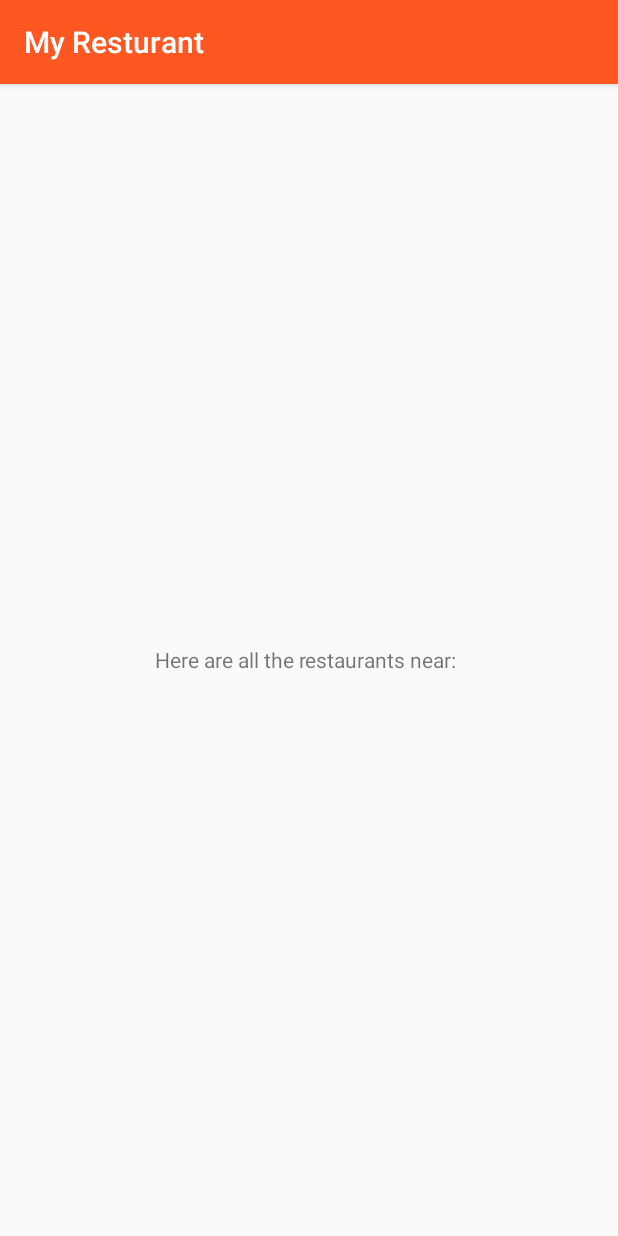
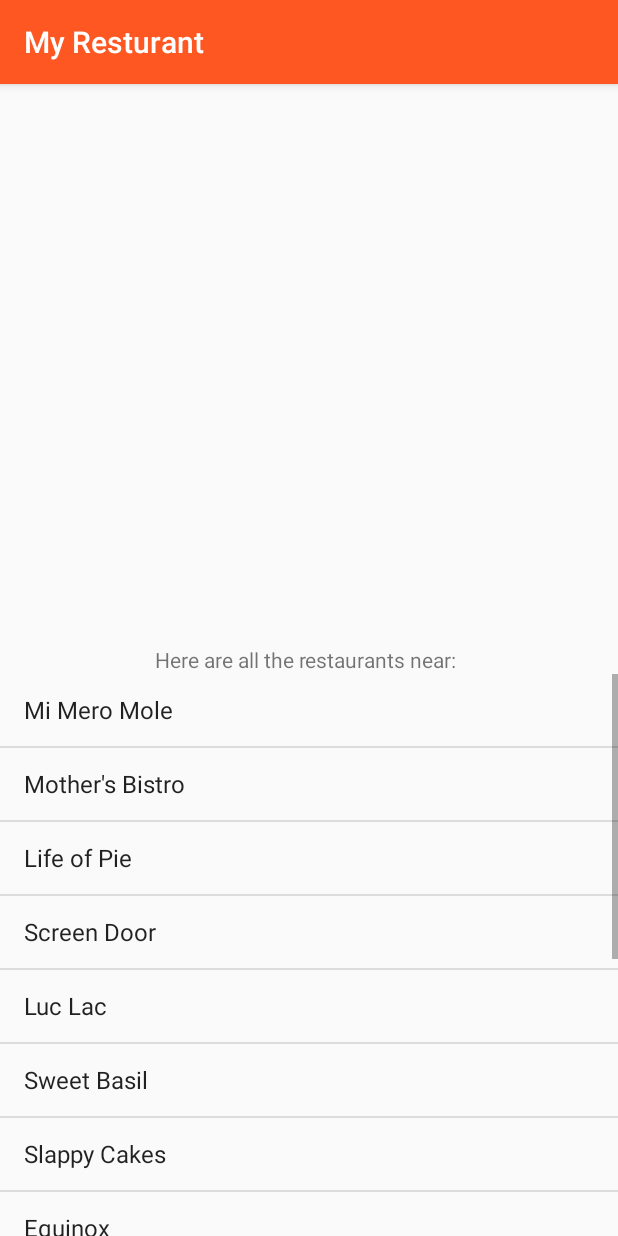
Before and after one commit to abigailwambui/restaurants, an Android app: the screen it shows after launch (ResturantsActivity), after a tap on "FIND RESTAURANTS", on a phone screen of 412 x 824 dp. Run offline under Robolectric (Android 15) with nearby library versions, the phone set to English and light mode, and no system bars.

```diff
--- a/app/src/main/java/com/example/myresturant/MainActivity.java
+++ b/app/src/main/java/com/example/myresturant/MainActivity.java
@@ -23,11 +23,11 @@ public class MainActivity extends AppCompatActivity {
         setContentView(R.layout.activity_main);
         mLocationEditText = (EditText) findViewById(R.id.locationEditText);
         mMyResturantTextView = (TextView) findViewById(R.id.myResturantTextView );
+        mFindRestaurantsButton = (Button) findViewById(R.id.findRestaurantsButton);
         Typeface ostrichFont = Typeface.createFromAsset(getAssets(), "fonts/OstrichSans-Heavy.otf");
-        Typeface ostrichFontButton = Typeface.createFromAsset(getAssets(), "fonts/OstrichSans-Bold.otf");
+        Typeface ostrichFontTwo = Typeface.createFromAsset(getAssets(), "fonts/OstrichSans-Bold.otf");
         mMyResturantTextView.setTypeface(ostrichFont);
-        mFindRestaurantsButton.setTypeface(ostrichFont);
-        mFindRestaurantsButton = (Button) findViewById(R.id.findRestaurantsButton);
+        mFindRestaurantsButton.setTypeface(ostrichFontTwo);
         mFindRestaurantsButton.setOnClickListener(new View.OnClickListener() {
                 @Override
                 public void onClick(View view) {
--- a/app/src/main/java/com/example/myresturant/ResturantsActivity.java
+++ b/app/src/main/java/com/example/myresturant/ResturantsActivity.java
@@ -1,19 +1,42 @@
 package com.example.myresturant;
 
-import androidx.appcompat.app.AppCompatActivity;
 import android.content.Intent;
 import android.os.Bundle;
+import android.view.View;
+import android.widget.AdapterView;
+import android.widget.ArrayAdapter;
+import android.widget.ListView;
 import android.widget.TextView;
+import android.widget.Toast;
+
+import androidx.appcompat.app.AppCompatActivity;
 
 
 public class ResturantsActivity extends AppCompatActivity {
     private TextView mLocationTextView;
+    private ListView mListView;
+    private String[] restaurants = new String[] {"Mi Mero Mole", "Mother's Bistro",
+            "Life of Pie", "Screen Door", "Luc Lac", "Sweet Basil",
+            "Slappy Cakes", "Equinox", "Miss Delta's", "Andina",
+            "Lardo", "Portland City Grill", "Fat Head's Brewery",
+            "Chipotle", "Subway"};
 
     @Override
     protected void onCreate(Bundle savedInstanceState) {
         super.onCreate(savedInstanceState);
         setContentView(R.layout.activity_resturants);
+        mListView = (ListView) findViewById(R.id.listView);
         mLocationTextView = (TextView) findViewById(R.id.locationTextView);
+        ArrayAdapter adapter = new ArrayAdapter(this, android.R.layout.simple_list_item_1, restaurants);
+        mListView.setAdapter(adapter);
+        mListView.setOnItemClickListener(new AdapterView.OnItemClickListener() {
+
+            @Override
+            public void onItemClick(AdapterView<?> adapterView, View view, int i, long l) {
+                String restaurant = ((TextView)view).getText().toString();
+                Toast.makeText(ResturantsActivity.this, restaurant, Toast.LENGTH_LONG).show();
+            }
+        });
         Intent intent = getIntent();
         String location = intent.getStringExtra("location");
         mLocationTextView.setText("Here are all the restaurants near: " + location);
--- a/app/src/main/res/layout/activity_resturants.xml
+++ b/app/src/main/res/layout/activity_resturants.xml
@@ -14,4 +14,12 @@
         android:layout_centerVertical="true"
         android:layout_centerHorizontal="true" />
 
+    <ListView
+        android:layout_width="match_parent"
+        android:layout_height="wrap_content"
+        android:id="@+id/listView"
+        android:layout_below="@+id/locationTextView"
+        android:layout_alignParentRight="true"
+        android:layout_alignParentEnd="true" />
+
 </RelativeLayout>
```
